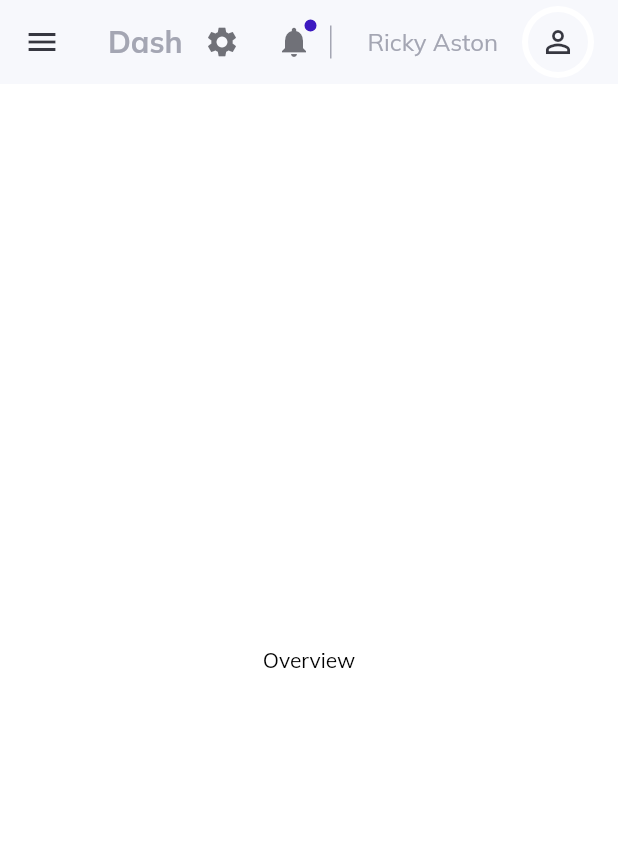
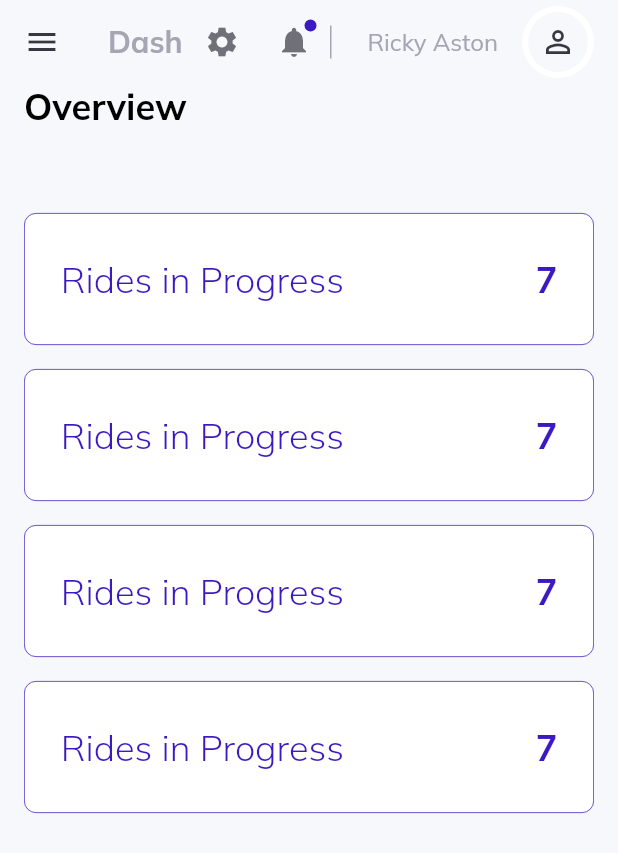
Before and after one commit to miiandyuu/riset_konsentrasi, a Flutter app: the screen it shows after launch, on a phone screen of 412 x 824 dp. Shown: the top 853 px of the screen. Run offline on Flutter 3.47's test engine with Material 2 defaults, Android fonts, the light colour scheme and no system bars; our stand-ins replace get, google_fonts.

Commit message:
adding responsive cards on overview screen

```diff
--- a/lib/layout.dart
+++ b/lib/layout.dart
@@ -14,6 +14,7 @@ class SiteLayout extends StatelessWidget {
   Widget build(BuildContext context) {
     return Scaffold(
         key: scaffoldKey,
+        extendBodyBehindAppBar: true,
         appBar: topNavigationBar(context, scaffoldKey),
         drawer: Drawer(
           child: SideMenu(),
--- a/lib/main.dart
+++ b/lib/main.dart
@@ -1,6 +1,7 @@
 import 'package:flutter/material.dart';
 import 'package:get/get.dart';
 import 'package:google_fonts/google_fonts.dart';
+import 'package:riset_konsentrasi/constants/style.dart';
 import 'package:riset_konsentrasi/controllers/menu_controller.dart';
 import 'package:riset_konsentrasi/controllers/navigation_controller.dart';
 import 'package:riset_konsentrasi/layout.dart';
@@ -20,7 +21,7 @@ class MyApp extends StatelessWidget {
       debugShowCheckedModeBanner: false,
       title: "Konsentrasi",
       theme: ThemeData(
-          scaffoldBackgroundColor: Colors.white,
+          scaffoldBackgroundColor: light,
           textTheme: GoogleFonts.mulishTextTheme(Theme.of(context).textTheme)
               .apply(bodyColor: Colors.black),
           pageTransitionsTheme: PageTransitionsTheme(builders: {
--- a/lib/pages/overview/overview.dart
+++ b/lib/pages/overview/overview.dart
@@ -1,12 +1,48 @@
 import 'package:flutter/material.dart';
+import 'package:get/get.dart';
+import 'package:riset_konsentrasi/constants/controllers.dart';
+import 'package:riset_konsentrasi/helpers/responsiveness.dart';
+import 'package:riset_konsentrasi/pages/overview/widgets/overview_cards_large.dart';
+import 'package:riset_konsentrasi/pages/overview/widgets/overview_cards_medium.dart';
+import 'package:riset_konsentrasi/pages/overview/widgets/overview_cards_small.dart';
+import 'package:riset_konsentrasi/widgets/custom_text.dart';
 
 class OverviewPage extends StatelessWidget {
   const OverviewPage({super.key});
 
   @override
   Widget build(BuildContext context) {
-    return Center(
-      child: Text("Overview"),
+    return Column(
+      children: [
+        Obx(
+          () => Row(
+            children: [
+              Container(
+                margin: EdgeInsets.only(
+                    top: ResponsiveWidget.isSmallScreen(context) ? 56 : 6),
+                child: CustomText(
+                  text: menuController.activeItem.value,
+                  size: 24,
+                  fontWeight: FontWeight.bold,
+                ),
+              )
+            ],
+          ),
+        ),
+        Expanded(
+            child: ListView(
+          children: [
+            if (ResponsiveWidget.isLargeScreen(context) ||
+                ResponsiveWidget.isMediumScreen(context))
+              if (ResponsiveWidget.isCustomScreen(context))
+                OverviewCardsMedium()
+              else
+              OverviewCardsLarge()
+            else
+            OverviewCardsSmall()
+          ],
+        ))
+      ],
     );
   }
 }
--- /dev/null
+++ b/lib/pages/overview/widgets/info_card_small.dart
@@ -0,0 +1,53 @@
+import 'package:flutter/material.dart';
+import 'package:riset_konsentrasi/constants/style.dart';
+import 'package:riset_konsentrasi/widgets/custom_text.dart';
+
+class InfoCardSmall extends StatelessWidget {
+  const InfoCardSmall(
+      {super.key,
+      required this.title,
+      required this.value,
+      // this.topColor,
+      this.isActive = false,
+      this.onTap});
+
+  final String title;
+  final String value;
+  // final Color? topColor;
+  final bool? isActive;
+  final Function()? onTap;
+
+  @override
+  Widget build(BuildContext context) {
+    return Expanded(
+      child: InkWell(
+        onTap: onTap,
+        child: Container(
+          padding: EdgeInsets.all(24),
+          decoration: BoxDecoration(
+              color: Colors.white,
+              borderRadius: BorderRadius.circular(8),
+              border: Border.all(
+                  color: isActive! ? primary : lightGrey, width: .5)),
+          child: Row(
+            mainAxisAlignment: MainAxisAlignment.spaceBetween,
+            children: [
+              CustomText(
+                text: title,
+                size: 24,
+                fontWeight: FontWeight.w300,
+                color: isActive! ? primary : lightGrey,
+              ),
+              CustomText(
+                text: value,
+                size: 24,
+                fontWeight: FontWeight.bold,
+                color: isActive! ? primary : lightGrey,
+              ),
+            ],
+          ),
+        ),
+      ),
+    );
+  }
+}
--- /dev/null
+++ b/lib/pages/overview/widgets/overview_cards_small.dart
@@ -0,0 +1,52 @@
+import 'package:flutter/material.dart';
+import 'package:riset_konsentrasi/pages/overview/widgets/info_card.dart';
+import 'package:riset_konsentrasi/pages/overview/widgets/info_card_small.dart';
+
+class OverviewCardsSmall extends StatelessWidget {
+  const OverviewCardsSmall({super.key});
+
+  @override
+  Widget build(BuildContext context) {
+    double _width = MediaQuery.of(context).size.width;
+    return Container(
+      height: 400,
+      child: Column(
+        children: [
+          InfoCardSmall(
+            title: "Rides in Progress",
+            value: "7",
+            onTap: () {},
+            isActive: true,
+          ),
+          SizedBox(
+            height: 16,
+          ),
+          InfoCardSmall(
+            title: "Rides in Progress",
+            value: "7",
+            onTap: () {},
+            isActive: true,
+          ),
+          SizedBox(
+            height: 16,
+          ),
+          InfoCardSmall(
+            title: "Rides in Progress",
+            value: "7",
+            onTap: () {},
+            isActive: true,
+          ),
+          SizedBox(
+            height: 16,
+          ),
+          InfoCardSmall(
+            title: "Rides in Progress",
+            value: "7",
+            onTap: () {},
+            isActive: true,
+          ),
+        ],
+      ),
+    );
+  }
+}
--- a/lib/widgets/large_screen.dart
+++ b/lib/widgets/large_screen.dart
@@ -10,7 +10,11 @@ class LargeScreen extends StatelessWidget {
     return Row(
       children: [
         Expanded(child: SideMenu()),
-        Expanded(flex: 5, child: localNavigator())
+        Expanded(
+            flex: 5,
+            child: Container(
+                padding: EdgeInsets.symmetric(horizontal: 16),
+                child: localNavigator()))
       ],
     );
   }
--- a/lib/widgets/small_screen.dart
+++ b/lib/widgets/small_screen.dart
@@ -8,6 +8,7 @@ class SmallScreen extends StatelessWidget {
 
   @override
   Widget build(BuildContext context) {
-    return localNavigator();
+    return Container(
+        padding: EdgeInsets.symmetric(horizontal: 16), child: localNavigator());
   }
 }
--- a/lib/widgets/top_nav.dart
+++ b/lib/widgets/top_nav.dart
@@ -94,5 +94,5 @@ AppBar topNavigationBar(BuildContext context, GlobalKey<ScaffoldState> key) =>
         ],
       ),
       iconTheme: IconThemeData(color: dark),
-      backgroundColor: light,
+      backgroundColor: Colors.transparent,
     );
```
Also changed, not shown: lib/pages/overview/widgets/info_card.dart (added, +68 -0 lines), lib/pages/overview/widgets/overview_cards_large.dart (added, +51 -0 lines), lib/pages/overview/widgets/overview_cards_medium.dart (added, +63 -0 lines), lib/pages/records/records.dart (+23 -2 lines), 1 other file.
